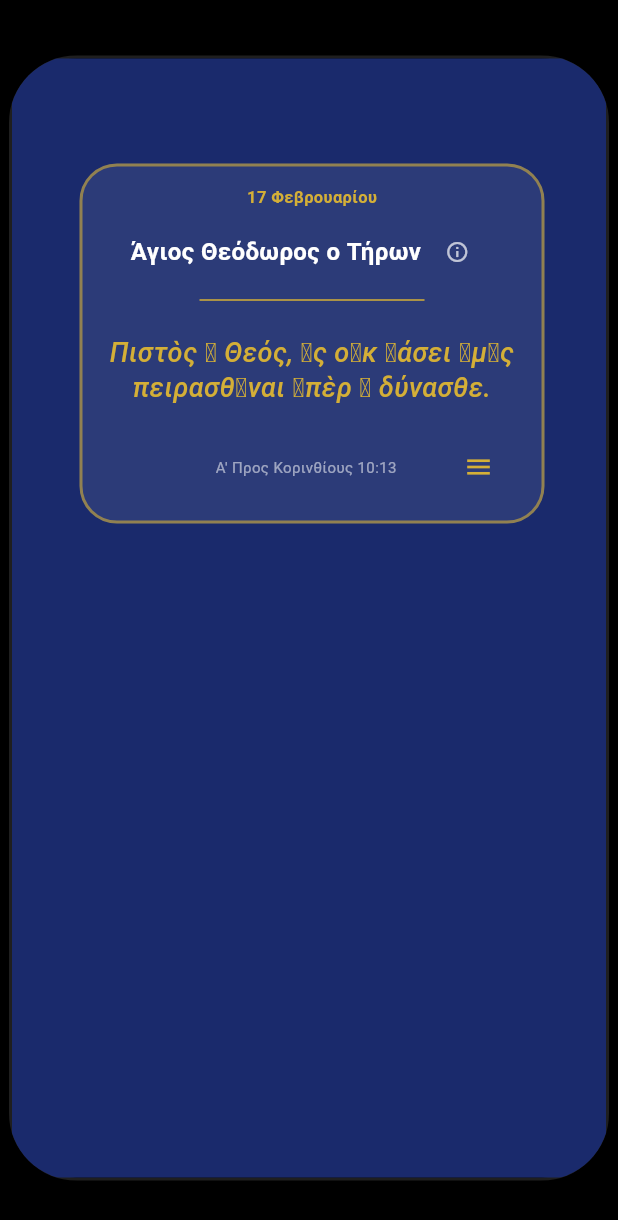
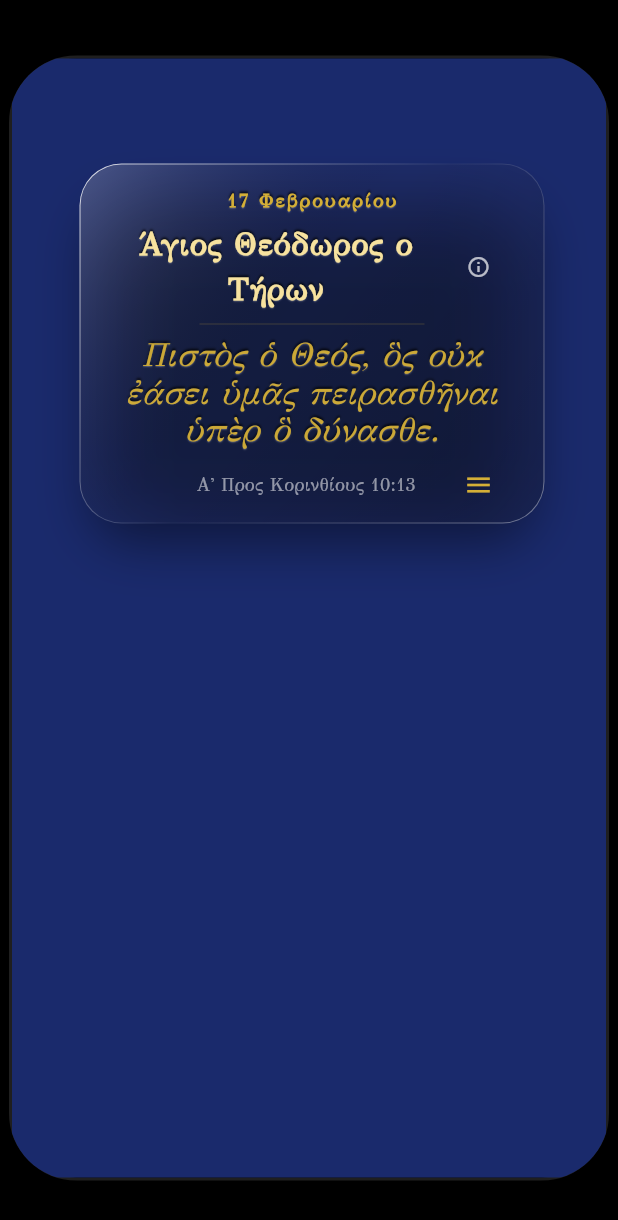
Before and after one commit to noustelos/glass_Widget_365, a Flutter app: the screen it shows after launch, after a tap on the "info outline" icon, on a phone screen of 412 x 824 dp. Shown: the top 1220 px of the screen. Run offline on Flutter 3.47's test engine with Material 3 defaults, Android fonts, the phone set to English and light mode, and no system bars; Roboto replaces fonts that are missing (Georgia).

Commit message:
Upgrade UI: Crystal Glassmorphism, Laser Engraved text and GFS Didot font integration

```diff
--- a/lib/main.dart
+++ b/lib/main.dart
@@ -8,7 +8,6 @@ import 'package:intl/intl.dart';
 import 'package:intl/date_symbol_data_local.dart';
 
 void main() {
-  // Αρχικοποίηση των ελληνικών δεδομένων ημερομηνίας
   WidgetsFlutterBinding.ensureInitialized();
   initializeDateFormatting('el_GR', null).then((_) {
     runApp(const OrthodoxyApp());
@@ -21,7 +20,11 @@ class OrthodoxyApp extends StatelessWidget {
   Widget build(BuildContext context) {
     return MaterialApp(
       debugShowCheckedModeBanner: false,
-      theme: ThemeData(primarySwatch: Colors.blue, fontFamily: 'Georgia'),
+      theme: ThemeData(
+        primarySwatch: Colors.blue,
+        // Εφαρμογή της γραμματοσειράς που δήλωσες στο pubspec
+        fontFamily: 'GFSDidot',
+      ),
       home: const OrthodoxyHomePage(),
     );
   }
@@ -49,11 +52,14 @@ class _OrthodoxyHomePageState extends State<OrthodoxyHomePage> {
   List<dynamic> allYearData = [];
   List<dynamic> extraQuotesData = [];
 
-  // Αστρονομικά Δεδομένα
   String sunrise = "--:--";
   String sunset = "--:--";
   String moonIcon = "🌑";
   String formattedDate = "";
+
+  // Παλέτα "Modern Crystal"
+  final Color primaryGold = const Color(0xFFD4AF37);
+  final Color lightGold = const Color(0xFFF7E29F);
 
   @override
   void initState() {
@@ -65,30 +71,37 @@ class _OrthodoxyHomePageState extends State<OrthodoxyHomePage> {
 
   void _calculateAstroData() {
     final now = DateTime.now();
-    // Συντεταγμένες Ελλάδας (Αθήνα)
     final times = AstroEngine.getSunTimes(now, 37.98, 23.72);
     setState(() {
       sunrise = times['sunrise']!;
       sunset = times['sunset']!;
       moonIcon = AstroEngine.getMoonPhaseIcon(now);
-      // Μορφοποίηση ημερομηνίας στα Ελληνικά
       formattedDate = DateFormat('EEEE, d MMMM yyyy', 'el_GR').format(now);
     });
   }
 
-  // --- 1. ADVANCED NORMALIZATION ---
+  // --- LASER ENGRAVED EFFECT (V4.0) ---
+  // Βελτιωμένο για μέγιστη ευκρίνεια στη Didot
+  List<Shadow> get laserEngravedShadows => [
+    Shadow(
+      color: Colors.white.withOpacity(0.3),
+      offset: const Offset(0, 0.6),
+      blurRadius: 0.4,
+    ),
+    Shadow(
+      color: Colors.black.withOpacity(0.8),
+      offset: const Offset(0, -1.2),
+      blurRadius: 1.2,
+    ),
+  ];
+
   String _normalizeGreek(String text) {
     var str = text.toLowerCase();
-    const accents = {
-      'ά': 'α', 'έ': 'ε', 'ή': 'η', 'ί': 'ι', 'ό': 'ο', 'ύ': 'υ', 'ώ': 'ω',
-      'ϊ': 'ι', 'ϋ': 'υ', 'ΐ': 'ι', 'ΰ': 'υ'
-    };
+    const accents = {'ά': 'α', 'έ': 'ε', 'ή': 'η', 'ί': 'ι', 'ό': 'ο', 'ύ': 'υ', 'ώ': 'ω'};
     accents.forEach((key, value) => str = str.replaceAll(key, value));
-    if (str.endsWith('ς') && str.length > 3) str = str.substring(0, str.length - 1);
     return str.toUpperCase();
   }
 
-  // --- 2. DYNAMIC SCORING ENGINE ---
   void _advancedSearch(String query) {
     if (query.isEmpty) {
       setState(() { searchResultsList = []; selectedResult = null; });
@@ -99,11 +112,8 @@ class _OrthodoxyHomePageState extends State<OrthodoxyHomePage> {
     for (var item in allYearData) {
       String name = _normalizeGreek(item['saint'].toString());
       int score = 0;
-      if (name.startsWith(normalizedQuery) || name.contains(" " + normalizedQuery)) {
+      if (name.contains(normalizedQuery)) {
         score += 10;
-        int priorityValue = item['priority'] ?? 0;
-        score += (priorityValue * 100);
-        if (name == normalizedQuery || name == "ΑΓΙΟΣ $normalizedQuery") score += 1000;
         if (name.startsWith(normalizedQuery)) score += 500;
       }
       if (score > 0) scoredResults.add({'data': item, 'score': score});
@@ -112,7 +122,6 @@ class _OrthodoxyHomePageState extends State<OrthodoxyHomePage> {
     setState(() { selectedResult = null; searchResultsList = scoredResults.map((e) => e['data']).toList(); });
   }
 
-  // --- DATA LOADING ---
   Future<void> loadDailyData() async {
     final now = DateTime.now();
     final months = ["january", "february", "march", "april", "may", "june", "july", "august", "september", "october", "november", "december"];
@@ -170,7 +179,7 @@ class _OrthodoxyHomePageState extends State<OrthodoxyHomePage> {
               borderRadius: BorderRadius.circular(20),
               child: Theme(
                 data: ThemeData.dark().copyWith(
-                  colorScheme: const ColorScheme.dark(primary: Color(0xFFD4AF37), onPrimary: Colors.black, surface: Color(0xFF1A2A6C)),
+                  colorScheme: ColorScheme.dark(primary: primaryGold, onPrimary: Colors.black, surface: const Color(0xFF1A2A6C)),
                 ),
                 child: CalendarDatePicker(
                   initialDate: DateTime.now(),
@@ -219,7 +228,7 @@ class _OrthodoxyHomePageState extends State<OrthodoxyHomePage> {
                 ),
               ),
               Positioned(
-                top: topPos + h + 10,
+                top: topPos + h + 15,
                 left: (mockupW - w) / 2,
                 child: AnimatedOpacity(
                   duration: const Duration(milliseconds: 300),
@@ -236,35 +245,53 @@ class _OrthodoxyHomePageState extends State<OrthodoxyHomePage> {
   }
 
   Widget _buildMainCard(double w, double h) {
-    if (isLoading) return const CircularProgressIndicator(color: Color(0xFFD4AF37));
+    if (isLoading) return CircularProgressIndicator(color: primaryGold);
     return GlassWidget(
-      width: w, height: h,
+      width: w, height: h, radius: 28,
       child: Column(
         children: [
-          Text(todayData?['display_date'] ?? "", style: const TextStyle(color: Color(0xFFD4AF37), fontSize: 11, fontWeight: FontWeight.bold)),
+          Text(
+            todayData?['display_date'] ?? "",
+            style: TextStyle(
+              color: primaryGold, fontSize: 13, fontWeight: FontWeight.bold,
+              letterSpacing: 1.4, shadows: laserEngravedShadows,
+            )
+          ),
           const SizedBox(height: 5),
           Row(
             mainAxisAlignment: MainAxisAlignment.center,
             children: [
-              Flexible(child: Text(todayData?['saint'] ?? "", textAlign: TextAlign.center, style: const TextStyle(fontSize: 16, color: Colors.white, fontWeight: FontWeight.bold))),
+              Flexible(
+                child: Text(
+                  todayData?['saint'] ?? "",
+                  textAlign: TextAlign.center,
+                  style: TextStyle(
+                    fontSize: 21, color: lightGold, fontWeight: FontWeight.bold,
+                    shadows: laserEngravedShadows, letterSpacing: 0.5,
+                  )
+                ),
+              ),
               IconButton(icon: const Icon(Icons.info_outline, color: Colors.white70, size: 16), onPressed: () => _launchURL(todayData?['wiki_url'] ?? "")),
             ],
           ),
-          const Divider(color: Color(0xFFD4AF37), thickness: 1, indent: 60, endIndent: 60),
+          Divider(color: primaryGold.withOpacity(0.3), thickness: 0.5, indent: 60, endIndent: 60),
           const Spacer(),
           Text(
             showModernMain ? (todayData?['translation'] ?? "") : (todayData?['quote'] ?? ""),
             textAlign: TextAlign.center, maxLines: 4,
-            style: const TextStyle(fontSize: 18, fontStyle: FontStyle.italic, color: Color(0xFFD4AF37), height: 1.25, fontWeight: FontWeight.w500),
+            style: TextStyle(
+              fontSize: 22, fontStyle: FontStyle.italic, color: primaryGold.withOpacity(0.95),
+              height: 1.15, fontWeight: FontWeight.w400, shadows: laserEngravedShadows,
+            ),
           ),
           const Spacer(),
           Row(
             mainAxisAlignment: MainAxisAlignment.spaceBetween,
             children: [
               const SizedBox(width: 40),
-              Text(todayData?['reference'] ?? "", style: const TextStyle(color: Colors.white54, fontSize: 10)),
+              Text(todayData?['reference'] ?? "", style: const TextStyle(color: Colors.white54, fontSize: 12)),
               IconButton(
-                icon: Icon(isMicroDrawerOpen ? Icons.keyboard_arrow_up : Icons.menu, color: const Color(0xFFD4AF37), size: 20),
+                icon: Icon(isMicroDrawerOpen ? Icons.keyboard_arrow_up : Icons.menu, color: primaryGold, size: 20),
                 onPressed: () => setState(() => isMicroDrawerOpen = !isMicroDrawerOpen),
               ),
             ],
@@ -274,23 +301,22 @@ class _OrthodoxyHomePageState extends State<OrthodoxyHomePage> {
     );
   }
 
+  // --- Τα υπόλοιπα Widgets παραμένουν Glass ---
   Widget _buildMicroDrawer(double w) {
-    return Container(
-      height: 65, width: w,
-      decoration: BoxDecoration(color: Colors.white.withOpacity(0.12), borderRadius: BorderRadius.circular(20), border: Border.all(color: Colors.white24)),
+    return GlassWidget(
+      height: 65, width: w, radius: 20,
       child: Row(
         mainAxisAlignment: MainAxisAlignment.spaceEvenly,
         children: [
           Row(children: [
-            Switch(value: showModernMain, activeColor: const Color(0xFFD4AF37), onChanged: (v) => setState(() => showModernMain = v)),
+            Switch(value: showModernMain, activeColor: primaryGold, onChanged: (v) => setState(() => showModernMain = v)),
             const Icon(Icons.public, color: Colors.white70, size: 18)
           ]),
           IconButton(icon: const Icon(Icons.share, color: Colors.white70, size: 20), onPressed: () {}),
           IconButton(icon: const Icon(Icons.copy, color: Colors.white70, size: 20), onPressed: () {
              Clipboard.setData(ClipboardData(text: "${todayData?['quote']}\n${todayData?['reference']}"));
-             ScaffoldMessenger.of(context).showSnackBar(const SnackBar(content: Text("Αντιγράφηκε!")));
           }),
-          IconButton(icon: const Icon(Icons.grid_view_rounded, color: Color(0xFFD4AF37), size: 22), onPressed: () => setState(() { isMicroDrawerOpen = false; isMacroDrawerOpen = true; })),
+          IconButton(icon: Icon(Icons.grid_view_rounded, color: primaryGold, size: 22), onPressed: () => setState(() { isMicroDrawerOpen = false; isMacroDrawerOpen = true; })),
         ],
       ),
     );
@@ -303,7 +329,7 @@ class _OrthodoxyHomePageState extends State<OrthodoxyHomePage> {
           Positioned.fill(
             child: GestureDetector(
               onTap: () => setState(() => isMacroDrawerOpen = false),
-              child: BackdropFilter(filter: ImageFilter.blur(sigmaX: 20, sigmaY: 20), child: Container(color: Colors.black.withOpacity(0.4))),
+              child: BackdropFilter(filter: ImageFilter.blur(sigmaX: 15, sigmaY: 15), child: Container(color: Colors.black.withOpacity(0.3))),
             ),
           ),
         AnimatedPositioned(
@@ -314,21 +340,17 @@ class _OrthodoxyHomePageState extends State<OrthodoxyHomePage> {
             ignoring: !isMacroDrawerOpen,
             child: AnimatedOpacity(
               duration: const Duration(milliseconds: 400), opacity: isMacroDrawerOpen ? 1.0 : 0.0,
-              child: AnimatedContainer(
-                duration: const Duration(milliseconds: 600), curve: Curves.easeOutQuart,
-                width: w, height: isMacroDrawerOpen ? 550 : 240,
-                padding: const EdgeInsets.all(15),
-                decoration: BoxDecoration(color: const Color(0xFFB3E5FC).withOpacity(0.35), border: Border.all(color: const Color(0xFFD4AF37).withOpacity(0.5), width: 1.5), borderRadius: BorderRadius.circular(30)),
+              child: GlassWidget(
+                width: w, height: isMacroDrawerOpen ? 550 : 240, radius: 32,
                 child: Column(
                   children: [
-                    // --- ASTRO HEADER ---
-                    Text(formattedDate, style: const TextStyle(color: Colors.white54, fontSize: 11)),
+                    Text(formattedDate, style: const TextStyle(color: Colors.white54, fontSize: 12)),
                     const SizedBox(height: 5),
                     Row(
                       mainAxisAlignment: MainAxisAlignment.center,
                       children: [
-                        const Icon(Icons.wb_sunny_outlined, color: Color(0xFFD4AF37), size: 14),
-                        const Icon(Icons.arrow_upward, color: Color(0xFFD4AF37), size: 10),
+                        Icon(Icons.wb_sunny_outlined, color: primaryGold, size: 14),
+                        Icon(Icons.arrow_upward, color: primaryGold, size: 10),
                         const SizedBox(width: 4),
                         Text(sunrise, style: const TextStyle(color: Colors.white, fontSize: 13, fontWeight: FontWeight.bold)),
                         const SizedBox(width: 15),
@@ -341,24 +363,23 @@ class _OrthodoxyHomePageState extends State<OrthodoxyHomePage> {
                       ],
                     ),
                     const SizedBox(height: 10),
-                    // --- CONTROLS ---
                     Row(
                       mainAxisAlignment: MainAxisAlignment.spaceBetween,
                       children: [
                         IconButton(icon: const Icon(Icons.calendar_month, color: Colors.white, size: 22), onPressed: () => _selectDate(context)),
                         IconButton(icon: const Icon(Icons.close, color: Colors.white70, size: 18), onPressed: () => setState(() => isMacroDrawerOpen = false)),
-                        TextButton.icon(onPressed: _getNewRandomQuote, icon: const Icon(Icons.auto_awesome, color: Color(0xFFD4AF37), size: 18), label: const Text("Νέο", style: TextStyle(color: Colors.white, fontSize: 13, fontWeight: FontWeight.bold))),
+                        TextButton.icon(onPressed: _getNewRandomQuote, icon: Icon(Icons.auto_awesome, color: primaryGold, size: 18), label: const Text("Νέο", style: TextStyle(color: Colors.white, fontSize: 14, fontWeight: FontWeight.bold))),
                       ],
                     ),
                     Container(
                       margin: const EdgeInsets.symmetric(vertical: 10), height: 45,
                       child: TextField(
-                        controller: _searchController, style: const TextStyle(color: Colors.white, fontSize: 14),
+                        controller: _searchController,
+                        style: const TextStyle(color: Colors.white, fontSize: 14, fontFamily: 'sans-serif'),
                         onChanged: _advancedSearch,
                         decoration: InputDecoration(
                           hintText: "Αναζήτηση Αγίου...", hintStyle: const TextStyle(color: Colors.white38),
                           prefixIcon: const Icon(Icons.search, color: Colors.white38, size: 18),
-                          suffixIcon: _searchController.text.isNotEmpty ? IconButton(icon: const Icon(Icons.close, size: 16, color: Colors.white38), onPressed: () => setState(() { _searchController.clear(); searchResultsList = []; selectedResult = null; })) : null,
                           filled: true, fillColor: Colors.white.withOpacity(0.1), border: OutlineInputBorder(borderRadius: BorderRadius.circular(15), borderSide: BorderSide.none),
                         ),
                       ),
@@ -366,7 +387,7 @@ class _OrthodoxyHomePageState extends State<OrthodoxyHomePage> {
                     const Divider(color: Colors.white24, height: 1),
                     Expanded(
                       child: (selectedResult == null && searchResultsList.isEmpty)
-                      ? const Center(child: Text("Επιλέξτε Ημερομηνία, Όνομα ή 'Νέο'", textAlign: TextAlign.center, style: TextStyle(color: Colors.white24, fontSize: 12)))
+                      ? const Center(child: Text("Επιλέξτε Ημερομηνία, Όνομα ή 'Νέο'", textAlign: TextAlign.center, style: TextStyle(color: Colors.white24, fontSize: 13)))
                       : (selectedResult != null) ? _buildSelectionView() : _buildSearchResultsList(),
                     ),
                   ],
@@ -381,7 +402,7 @@ class _OrthodoxyHomePageState extends State<OrthodoxyHomePage> {
 
   Widget _buildSearchResultsList() {
     return RawScrollbar(
-      controller: _scrollController, thumbColor: const Color(0xFFD4AF37), radius: const Radius.circular(10), thickness: 4, thumbVisibility: true,
+      controller: _scrollController, thumbColor: primaryGold, radius: const Radius.circular(10), thickness: 4, thumbVisibility: true,
       child: ListView.separated(
         controller: _scrollController, padding: const EdgeInsets.only(top: 10, right: 10), itemCount: searchResultsList.length,
         separatorBuilder: (context, index) => const Divider(color: Colors.white12, height: 1),
@@ -389,8 +410,8 @@ class _OrthodoxyHomePageState extends State<OrthodoxyHomePage> {
           final item = searchResultsList[index];
           return ListTile(
             dense: true,
-            title: Text(item['saint'], style: const TextStyle(color: Colors.white, fontSize: 14, fontWeight: FontWeight.w500)),
-            trailing: Text(item['display_date'], style: const TextStyle(color: Color(0xFFD4AF37), fontSize: 11)),
+            title: Text(item['saint'], style: const TextStyle(color: Colors.white, fontSize: 16, fontWeight: FontWeight.w500)),
+            trailing: Text(item['display_date'], style: TextStyle(color: primaryGold, fontSize: 13)),
             onTap: () => setState(() { selectedResult = Map.from(item); selectedResult!['type'] = 'saint'; }),
           );
         },
@@ -406,20 +427,20 @@ class _OrthodoxyHomePageState extends State<OrthodoxyHomePage> {
           Row(
             mainAxisAlignment: MainAxisAlignment.center,
             children: [
-              Flexible(child: Text(selectedResult!['saint'] ?? "", textAlign: TextAlign.center, style: const TextStyle(color: Colors.white, fontWeight: FontWeight.bold, fontSize: 16))),
-              if (selectedResult!['type'] == 'saint') IconButton(icon: const Icon(Icons.info_outline, color: Color(0xFFD4AF37), size: 18), onPressed: () => _launchURL(selectedResult!['wiki_url'] ?? "")),
+              Flexible(child: Text(selectedResult!['saint'] ?? "", textAlign: TextAlign.center, style: const TextStyle(color: Colors.white, fontWeight: FontWeight.bold, fontSize: 19))),
+              if (selectedResult!['type'] == 'saint') IconButton(icon: Icon(Icons.info_outline, color: primaryGold, size: 18), onPressed: () => _launchURL(selectedResult!['wiki_url'] ?? "")),
             ],
           ),
           Padding(
             padding: const EdgeInsets.symmetric(vertical: 12, horizontal: 5),
-            child: Text(showModernSearch ? (selectedResult!['translation'] ?? "") : (selectedResult!['quote'] ?? ""), textAlign: TextAlign.center, style: const TextStyle(color: Color(0xFFD4AF37), fontStyle: FontStyle.italic, fontSize: 15, height: 1.4)),
+            child: Text(showModernSearch ? (selectedResult!['translation'] ?? "") : (selectedResult!['quote'] ?? ""), textAlign: TextAlign.center, style: TextStyle(color: primaryGold, fontStyle: FontStyle.italic, fontSize: 20, height: 1.25, shadows: laserEngravedShadows)),
           ),
-          Text(selectedResult!['reference'] ?? "", style: const TextStyle(color: Colors.white54, fontSize: 11)),
+          Text(selectedResult!['reference'] ?? "", style: const TextStyle(color: Colors.white54, fontSize: 13)),
           const SizedBox(height: 15),
           Row(
             mainAxisAlignment: MainAxisAlignment.center,
             children: [
-              Switch(value: showModernSearch, activeColor: const Color(0xFFD4AF37), onChanged: (v) => setState((){ showModernSearch = v; })),
+              Switch(value: showModernSearch, activeColor: primaryGold, onChanged: (v) => setState((){ showModernSearch = v; })),
               const Icon(Icons.public, color: Colors.white54, size: 18),
               const SizedBox(width: 30),
               IconButton(icon: const Icon(Icons.copy, color: Colors.white54, size: 20), onPressed: () {
@@ -434,31 +455,72 @@ class _OrthodoxyHomePageState extends State<OrthodoxyHomePage> {
 }
 
 class GlassWidget extends StatelessWidget {
-  final Widget child; final double width; final double height;
-  const GlassWidget({super.key, required this.child, required this.width, required this.height});
+  final Widget child; final double width; final double height; final double radius;
+  const GlassWidget({super.key, required this.child, required this.width, required this.height, this.radius = 28});
   @override
   Widget build(BuildContext context) {
     return Container(
       width: width, height: height,
-      padding: const EdgeInsets.symmetric(horizontal: 18, vertical: 12),
-      decoration: BoxDecoration(color: Colors.white.withOpacity(0.08), borderRadius: BorderRadius.circular(25), border: Border.all(color: const Color(0xFFD4AF37).withOpacity(0.6), width: 2.0)),
-      child: child
+      decoration: BoxDecoration(
+        borderRadius: BorderRadius.circular(radius),
+        boxShadow: [BoxShadow(color: Colors.black.withOpacity(0.45), blurRadius: 30, spreadRadius: -8, offset: const Offset(0, 20))],
+      ),
+      child: ClipRRect(
+        borderRadius: BorderRadius.circular(radius),
+        child: Stack(
+          children: [
+            BackdropFilter(
+              filter: ImageFilter.blur(sigmaX: 25, sigmaY: 25),
+              child: Container(decoration: BoxDecoration(color: Colors.white.withOpacity(0.02), borderRadius: BorderRadius.circular(radius))),
+            ),
+            Container(
+              decoration: BoxDecoration(
+                borderRadius: BorderRadius.circular(radius),
+                gradient: LinearGradient(
+                  begin: Alignment.topLeft, end: Alignment.bottomRight,
+                  colors: [Colors.white.withOpacity(0.2), Colors.transparent, Colors.black.withOpacity(0.15)],
+                  stops: const [0.0, 0.45, 1.0],
+                ),
+              ),
+            ),
+            CustomPaint(painter: CrystalBorderPainter(radius: radius), child: SizedBox(width: width, height: height)),
+            Padding(padding: const EdgeInsets.symmetric(horizontal: 20, vertical: 15), child: child),
+          ],
+        ),
+      ),
     );
   }
+}
+
+class CrystalBorderPainter extends CustomPainter {
+  final double radius;
+  CrystalBorderPainter({required this.radius});
+  @override
+  void paint(Canvas canvas, Size size) {
+    final rect = Offset.zero & size;
+    final RRect rrect = RRect.fromRectAndRadius(rect, Radius.circular(radius));
+    final paint = Paint()
+      ..strokeWidth = 1.4 ..style = PaintingStyle.stroke
+      ..shader = LinearGradient(
+        begin: Alignment.topLeft, end: Alignment.bottomRight,
+        colors: [Colors.white.withOpacity(0.8), Colors.white.withOpacity(0.05), Colors.white.withOpacity(0.4)],
+        stops: const [0.0, 0.5, 1.0],
+      ).createShader(rect);
+    canvas.drawRRect(rrect, paint);
+  }
+  @override
+  bool shouldRepaint(covariant CustomPainter oldDelegate) => false;
 }
 
 // --- ASTRO ENGINE ---
 class AstroEngine {
   static double degToRad(double d) => d * pi / 180;
   static double radToDeg(double r) => r * 180 / pi;
-
   static Map<String, String> getSunTimes(DateTime date, double lat, double lon) {
-    // Σωστός υπολογισμός ημέρας του έτους για Dart
     int dayOfYear = int.parse(DateFormat("D").format(date));
     double lngHour = lon / 15;
     double tRise = dayOfYear + ((6 - lngHour) / 24);
     double tSet = dayOfYear + ((18 - lngHour) / 24);
-
     double? calcTime(double t, bool isRise) {
       double M = (0.9856 * t) - 3.289;
       double L = M + (1.916 * sin(degToRad(M))) + (0.020 * sin(2 * degToRad(M))) + 282.634;
@@ -479,36 +541,21 @@ class AstroEngine {
       if (UT < 0) UT += 24;
       return UT;
     }
-
     String formatTime(double? ut) {
       if (ut == null) return "--:--";
-      // Δυναμικός υπολογισμός Offset ζώνης ώρας
       double localOffset = DateTime.now().timeZoneOffset.inHours.toDouble();
       double localTime = (ut + localOffset) % 24;
-      int h = localTime.floor();
-      int m = ((localTime - h) * 60).floor();
+      int h = localTime.floor(); int m = ((localTime - h) * 60).floor();
       return "${h.toString().padLeft(2, '0')}:${m.toString().padLeft(2, '0')}";
     }
-
-    return {
-      'sunrise': formatTime(calcTime(tRise, true)),
-      'sunset': formatTime(calcTime(tSet, false))
-    };
+    return {'sunrise': formatTime(calcTime(tRise, true)), 'sunset': formatTime(calcTime(tSet, false))};
   }
-
   static String getMoonPhaseIcon(DateTime date) {
     DateTime refDate = DateTime(2000, 1, 6, 18, 14);
     double diff = date.difference(refDate).inSeconds / 86400.0;
     double phase = (diff % 29.53059) / 29.53059;
-
-    if (phase < 0.06) return "🌑";
-    if (phase < 0.20) return "🌒";
-    if (phase < 0.30) return "🌓";
-    if (phase < 0.45) return "🌔";
-    if (phase < 0.55) return "🌕";
-    if (phase < 0.70) return "🌖";
-    if (phase < 0.80) return "🌗";
-    if (phase < 0.94) return "🌘";
+    if (phase < 0.06) return "🌑"; if (phase < 0.20) return "🌒"; if (phase < 0.30) return "🌓"; if (phase < 0.45) return "🌔";
+    if (phase < 0.55) return "🌕"; if (phase < 0.70) return "🌖"; if (phase < 0.80) return "🌗"; if (phase < 0.94) return "🌘";
     return "🌑";
   }
 }
```
